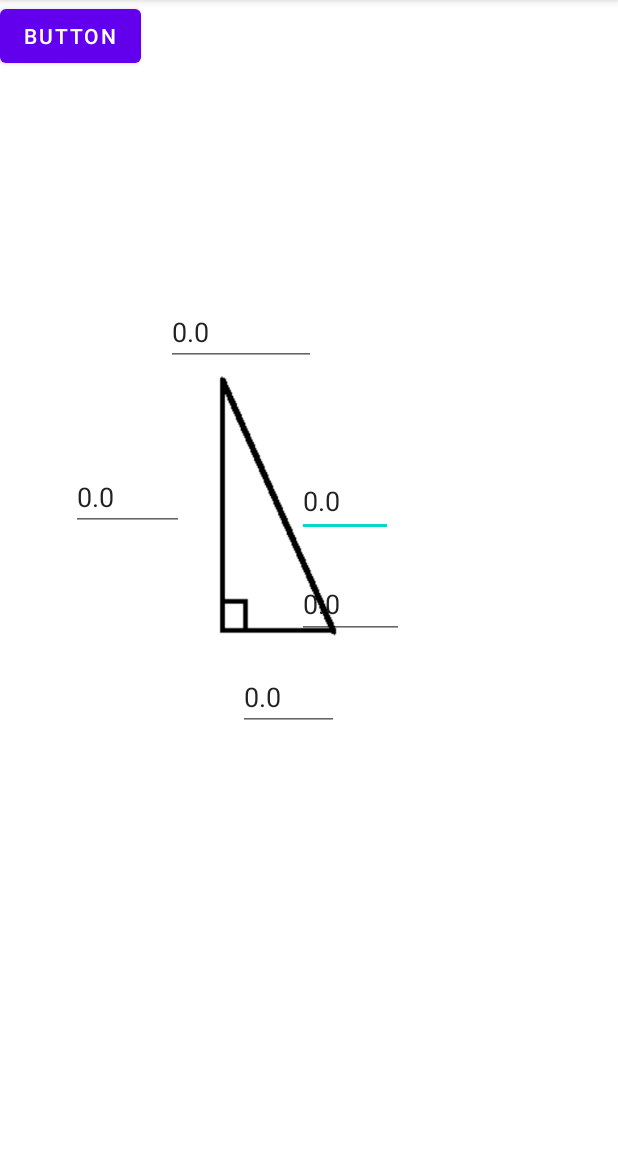
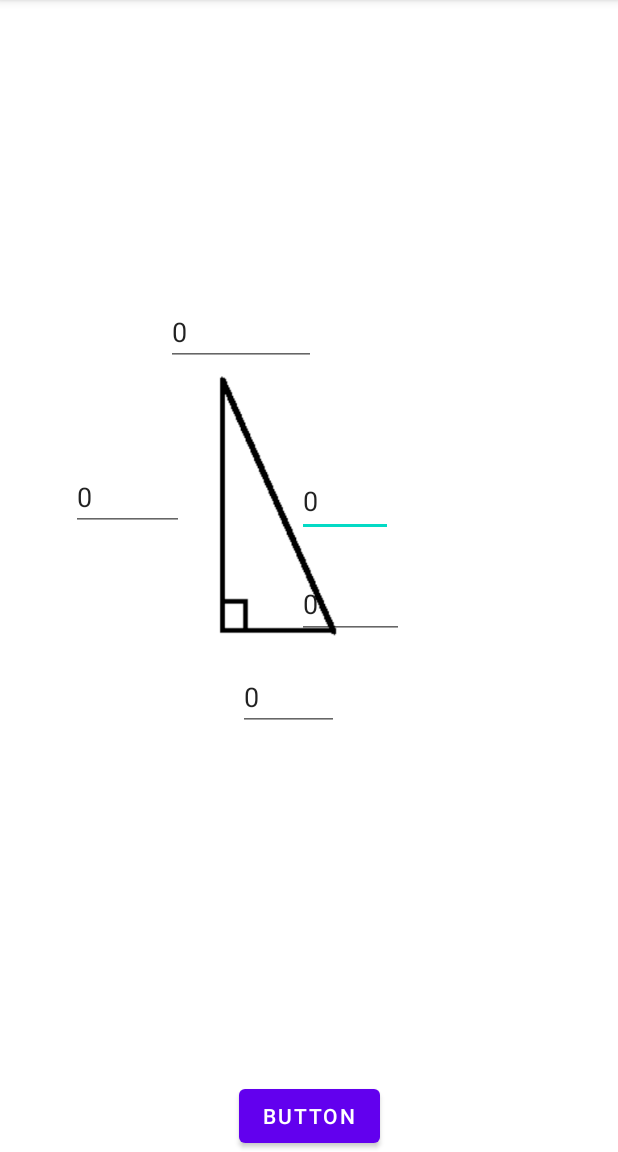
Before and after one commit to GregRH/SimpleConverter, an Android app: the TriangleActivity screen opened directly, with no data from a screen before it, after a tap on "BUTTON", on a phone screen of 412 x 824 dp, the part 84-1236 px from its top. Run offline under Robolectric (Android 15) with nearby library versions, the phone set to English and light mode, and no system bars.

Commit message:
added some triangle solving, needs work

```diff
--- a/app/src/main/java/com/example/simpleconverter/TriangleActivity.java
+++ b/app/src/main/java/com/example/simpleconverter/TriangleActivity.java
@@ -25,13 +25,17 @@ public class TriangleActivity extends AppCompatActivity {
             }
         }
         t = new Triangle(sides[0],sides[1],sides[2],sides[3],sides[4],sides[5]);//cursed
-        fillTriangle(t);
+        if(utils.isRightTriangle(t)||true) {
+            utils.calculateAngles(t);
+            utils.calculateSides(t);
+            fillTriangle(t);
+        }
     }
     public void fillTriangle(Triangle a){
         EditText[] txtSide = {findViewById(R.id.txtSideA),findViewById(R.id.txtSideB),findViewById(R.id.txtSideC),findViewById(R.id.txtAngleA),findViewById(R.id.txtAngleB)};
         double[] sides ={a.getSide_a(),a.getSide_b(),a.getSide_c(),a.getAngleA(),a.getAngleB()};
         for(int i = 0;i<5;i++){//no Angle C
-            txtSide[i].setText(Double.toString(sides[i]));
+            txtSide[i].setText(utils.decToFrac(sides[i],16));
         }
     }
 }
--- a/app/src/main/java/com/example/simpleconverter/utils.java
+++ b/app/src/main/java/com/example/simpleconverter/utils.java
@@ -80,8 +80,8 @@ public class utils {
             a.setAngleA(90 - a.getAngleB());
         }
         else if (a.getSide_a()>0 && a.getSide_b()>0){
-            a.setAngleA(Math.toDegrees(Math.atan (a.getSide_a()/a.getSide_b())));
-            a.setAngleB(Math.toDegrees(Math.atan (a.getSide_b()/a.getSide_a())));
+            a.setAngleA(Math.toDegrees(Math.atan(a.getSide_a()/a.getSide_b())));
+            a.setAngleB(Math.toDegrees(Math.atan(a.getSide_b()/a.getSide_a())));
         }
         else if (a.getSide_a()>0 && a.getSide_c()>0){
             a.setAngleA(Math.toDegrees(Math.asin (a.getSide_a()/a.getSide_c())));
--- a/app/src/main/res/layout/activity_triangle.xml
+++ b/app/src/main/res/layout/activity_triangle.xml
@@ -74,8 +74,9 @@
         android:id="@+id/calcTriangle"
         android:layout_width="wrap_content"
         android:layout_height="wrap_content"
+        android:onClick="calcTriangle"
         android:text="Button"
-        android:onClick="calcTriangle"
-        tools:layout_editor_absoluteX="134dp"
-        tools:layout_editor_absoluteY="562dp" />
+        app:layout_constraintBottom_toBottomOf="parent"
+        app:layout_constraintEnd_toEndOf="parent"
+        app:layout_constraintStart_toStartOf="parent" />
 </androidx.constraintlayout.widget.ConstraintLayout>
```
